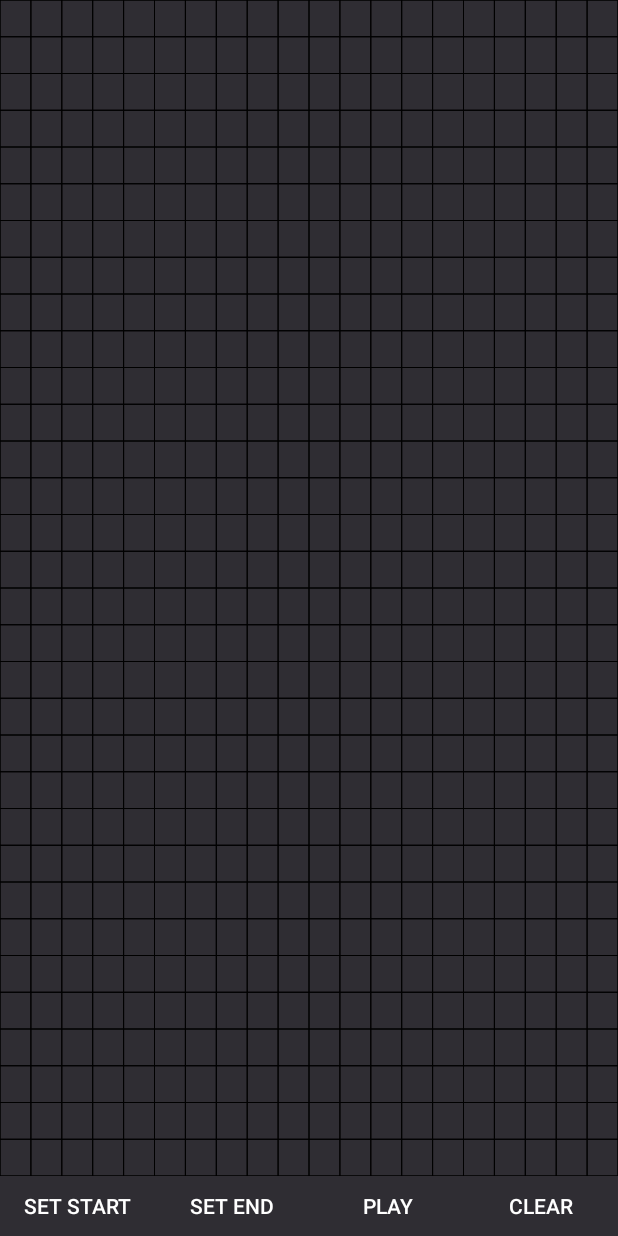
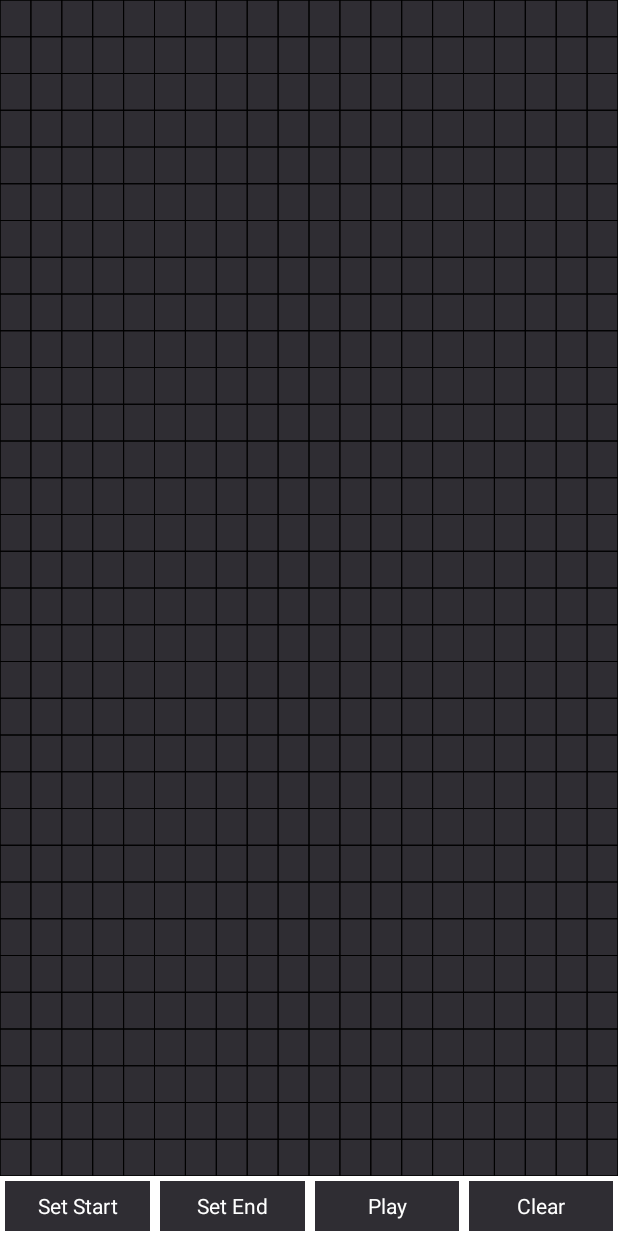
Before and after one commit to StoneFranklin/Pathfinding-Algorithm-Visualization, an Android app: the screen it shows after launch (MainActivity), on a phone screen of 412 x 824 dp. Run offline under Robolectric (Android 15) with nearby library versions, the phone set to English and light mode, and no system bars.

Commit message:
added a border for the buttons

```diff
--- /dev/null
+++ b/app/src/main/res/drawable/button_border.xml
@@ -0,0 +1,5 @@
+<?xml version="1.0" encoding="utf-8"?>
+<shape xmlns:android="http://schemas.android.com/apk/res/android"
+    android:shape="rectangle">
+    <stroke android:width="5px" android:color="#ffffff" />
+</shape>
--- a/app/src/main/res/layout/activity_main.xml
+++ b/app/src/main/res/layout/activity_main.xml
@@ -35,46 +35,50 @@
         <Button
             android:id="@+id/start"
 
-            style="@style/Widget.AppCompat.Button.Borderless"
+            style="@style/Widget.AppCompat.ActionButton"
             android:layout_width="match_parent"
             android:layout_height="match_parent"
             android:layout_marginTop="0sp"
             android:layout_marginBottom="0sp"
             android:layout_weight="1"
+            android:background="@drawable/button_border"
             android:text="@string/start"
             android:textColor="@color/colorAccent" />
 
         <Button
             android:id="@+id/end"
-            style="@style/Widget.AppCompat.Button.Borderless"
+            style="@style/Widget.AppCompat.ActionButton"
             android:layout_width="match_parent"
             android:layout_height="match_parent"
             android:layout_marginTop="0sp"
             android:layout_marginBottom="0sp"
             android:layout_weight="1"
+            android:background="@drawable/button_border"
             android:text="@string/end"
             android:textColor="@color/colorAccent" />
 
         <Button
             android:id="@+id/dijkstra"
-            style="@style/Widget.AppCompat.Button.Borderless"
+            style="@style/Widget.AppCompat.ActionButton"
             android:layout_width="match_parent"
             android:layout_height="match_parent"
             android:layout_marginTop="0sp"
             android:layout_marginBottom="0sp"
             android:layout_weight="1"
+            android:background="@drawable/button_border"
             android:foregroundGravity="center"
             android:text="@string/start_algorithm"
             android:textColor="@color/colorAccent" />
 
         <Button
             android:id="@+id/clear"
-            style="@style/Widget.AppCompat.Button.Borderless"
+            style="@style/Widget.AppCompat.ActionButton"
             android:layout_width="match_parent"
             android:layout_height="match_parent"
             android:layout_marginTop="0sp"
             android:layout_marginBottom="0sp"
             android:layout_weight="1"
+            android:background="@drawable/button_border"
             android:foregroundGravity="center"
             android:text="@string/clear"
             android:textColor="@color/colorAccent" />
```
